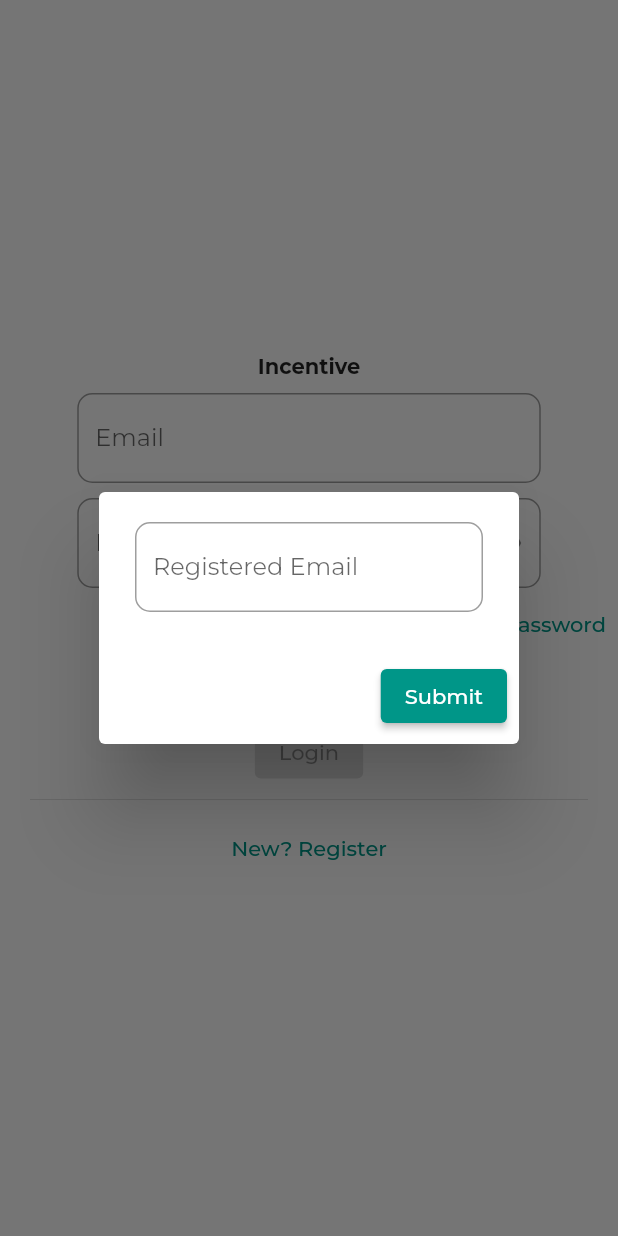
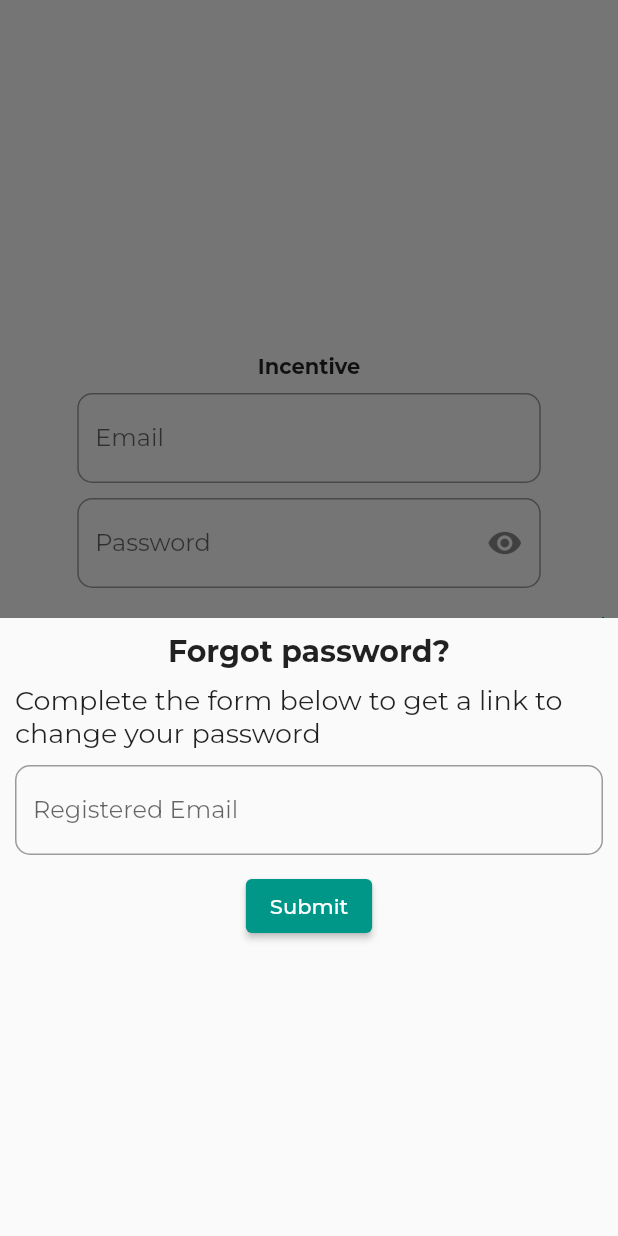
Before and after one commit to srivats22/Incentive_Flutter, a Flutter app: the screen it shows after launch, after a tap on "Forgot Password", on a phone screen of 412 x 824 dp. Run offline on Flutter 3.47's test engine with Material 2 defaults, Android fonts, the phone set to English and light mode, and no system bars; our stand-ins replace cloud_firestore, confetti, firebase_analytics, firebase_auth, firebase_core, google_fonts and 6 more; missing offline and left inert: web_browser_detect; accounts and stored records are empty.

Commit message:
Updated code base with iOS widgets

```diff
--- a/lib/common.dart
+++ b/lib/common.dart
@@ -12,7 +12,6 @@ User? currUser = fAuth.currentUser;
 final isWebMobile =
     kIsWeb && (defaultTargetPlatform == TargetPlatform.iOS || defaultTargetPlatform == TargetPlatform.android);
 
-
 // links
 String appUrl = "https://play.google.com/store/apps/details?id=com.srivats.todoincentive";
 String privacyLink =
--- a/lib/main.dart
+++ b/lib/main.dart
@@ -33,7 +33,6 @@ class MyApp extends StatelessWidget {
     return MaterialApp(
       debugShowCheckedModeBanner: false,
       title: 'Incentive',
-      themeMode: ThemeMode.system,
       theme: _appData().copyWith(
         pageTransitionsTheme: PageTransitionsTheme(
           builders: {
@@ -53,12 +52,11 @@ class MyApp extends StatelessWidget {
     return ThemeData(
       primarySwatch: Colors.teal,
       textTheme: GoogleFonts.montserratTextTheme(),
-      // appBarTheme: AppBarTheme(
-      //   elevation: 0,
-      //   backgroundColor: Colors.white,
-      //   titleTextStyle: TextStyle(color: Colors.black),
-      //   iconTheme: IconThemeData(color: Colors.black),
-      // ),
+      appBarTheme: AppBarTheme(
+        elevation: 0,
+        backgroundColor: Colors.white,
+        iconTheme: IconThemeData(color: Colors.black),
+      ),
       scaffoldBackgroundColor: Colors.white,
     );
   }
--- a/lib/screens/login/login_form.dart
+++ b/lib/screens/login/login_form.dart
@@ -66,6 +66,7 @@ class _LoginFormState extends State<LoginForm> {
                         placeholder: "Email",
                         keyboardType: TextInputType.emailAddress,
                         restorationId: 'Email',
+                        autocorrect: false,
                       ),
                     ),
                     SizedBox(height: 10,),
@@ -101,38 +102,11 @@ class _LoginFormState extends State<LoginForm> {
                       alignment: Alignment.bottomRight,
                       child: CupertinoButton(
                         onPressed: (){
-                          showDialog(
-                              context: context,
-                              builder: (context){
-                                return AlertDialog(
-                                  alignment: Alignment.center,
-                                  scrollable: true,
-                                  content: Column(
-                                    children: [
-                                      CupertinoTextField(
-                                        controller: email,
-                                        placeholder: "Email",
-                                        keyboardType: TextInputType.emailAddress,
-                                        restorationId: 'Email',
-                                        autocorrect: false,
-                                      ),
-                                    ],
-                                  ),
-                                  actions: [
-                                    CupertinoButton.filled(
-                                      onPressed: (){
-                                        fAuth.sendPasswordResetEmail(email: forgotPwdEmail!.text);
-                                        Navigator.of(context).pushReplacement(
-                                            new MaterialPageRoute(builder: (context) => ForgotPwdSuccess(
-                                                forgotPwdEmail!.text
-                                            ))
-                                        );
-                                      },
-                                      child: Text("Submit"),
-                                    ),
-                                  ],
-                                );
-                              }
+                          showModalBottomSheet(
+                            context: context,
+                            builder: (context){
+                              return _bottomSheet();
+                            }
                           );
                         },
                         child: Text("Forgot Password"),
@@ -267,44 +241,10 @@ class _LoginFormState extends State<LoginForm> {
                     alignment: Alignment.bottomRight,
                     child: TextButton(
                       onPressed: (){
-                        showDialog(
+                        showModalBottomSheet(
                           context: context,
                           builder: (context){
-                            return AlertDialog(
-                              scrollable: true,
-                              content: Column(
-                                children: [
-                                  TextFormField(
-                                    controller: forgotPwdEmail,
-                                    decoration: InputDecoration(
-                                      labelText: 'Registered Email',
-                                      border: OutlineInputBorder(
-                                        borderRadius: BorderRadius.circular(10),
-                                      ),
-                                    ),
-                                    validator: (input){
-                                      if(input!.isEmpty){
-                                        return 'Email is required';
-                                      }
-                                      return null;
-                                    },
-                                  ),
-                                ],
-                              ),
-                              actions: [
-                                ElevatedButton(
-                                  onPressed: (){
-                                    fAuth.sendPasswordResetEmail(email: forgotPwdEmail!.text);
-                                    Navigator.of(context).pushReplacement(
-                                      new MaterialPageRoute(builder: (context) => ForgotPwdSuccess(
-                                        forgotPwdEmail!.text
-                                      ))
-                                    );
-                                  },
-                                  child: Text("Submit")
-                                )
-                              ],
-                            );
+                            return _bottomSheet();
                           }
                         );
                       },
@@ -346,6 +286,84 @@ class _LoginFormState extends State<LoginForm> {
     );
   }
 
+  Widget _bottomSheet(){
+    return Container(
+      height: MediaQuery.of(context).size.height * .50,
+      child: SingleChildScrollView(
+        padding: EdgeInsets.all(10),
+        child: Column(
+          children: [
+            Text("Forgot password?",
+            style: TextStyle(fontWeight: FontWeight.bold, fontSize: 20),),
+            SizedBox(height: 10,),
+            Text("Complete the form below to get a link to change your password",
+            style: TextStyle(fontSize: 18),),
+            SizedBox(height: 10,),
+            Visibility(
+              visible: UniversalPlatform.isIOS,
+              child: CupertinoTextField(
+                controller: forgotPwdEmail,
+                placeholder: "Email",
+                keyboardType: TextInputType.emailAddress,
+                restorationId: 'Email',
+                autocorrect: false,
+              ),
+            ),
+            Visibility(
+              visible: !UniversalPlatform.isIOS,
+              child: TextFormField(
+                controller: forgotPwdEmail,
+                decoration: InputDecoration(
+                  labelText: 'Registered Email',
+                  border: OutlineInputBorder(
+                    borderRadius: BorderRadius.circular(10),
+                  ),
+                ),
+                validator: (input){
+                  if(input!.isEmpty){
+                    return 'Email is required';
+                  }
+                  return null;
+                },
+              ),
+            ),
+            SizedBox(height: 10,),
+            Visibility(
+              visible: UniversalPlatform.isIOS,
+              child: CupertinoButton.filled(
+                  onPressed: (){
+                    fAuth.sendPasswordResetEmail(email: forgotPwdEmail!.text)
+                    .whenComplete(() => {
+                      Navigator.of(context).pushReplacement(
+                      new MaterialPageRoute(builder: (context) => ForgotPwdSuccess(
+                      forgotPwdEmail!.text
+                      ))
+                      ),
+                    });
+                  },
+                  child: Text("Submit")
+              ),
+            ),
+            Visibility(
+              visible: !UniversalPlatform.isIOS,
+              child: ElevatedButton(
+                  onPressed: (){
+                    fAuth.sendPasswordResetEmail(email: forgotPwdEmail!.text);
+                    Navigator.of(context).pushReplacement(
+                        new MaterialPageRoute(builder: (context) => ForgotPwdSuccess(
+                            forgotPwdEmail!.text
+                        ))
+                    );
+                  },
+                  child: Text("Submit")
+              ),
+            ),
+          ],
+        ),
+      ),
+    );
+  }
+
   void loginFunction() async{
     if(loginKey.currentState!.validate()){
       loginKey.currentState!.save();
--- a/lib/screens/planned/planned.dart
+++ b/lib/screens/planned/planned.dart
@@ -110,7 +110,7 @@ class _PlannedState extends State<Planned> {
         context: context,
         builder: (context){
           return Container(
-            height: MediaQuery.of(context).size.height * .50,
+            height: MediaQuery.of(context).size.height * .30,
             child: ListView(
               padding: EdgeInsets.all(20),
               shrinkWrap: true,
@@ -121,7 +121,7 @@ class _PlannedState extends State<Planned> {
                     onPressed: (){
                       Navigator.of(context).pop();
                       Navigator.of(context)
-                          .pushReplacement(
+                          .push(
                           new MaterialPageRoute(
                               builder: (context) =>
                                   ConvertPlannedTask(
--- a/lib/widgets/task_card.dart
+++ b/lib/widgets/task_card.dart
@@ -110,7 +110,7 @@ class _TaskCardState extends State<TaskCard> {
         context: context,
         builder: (context){
           return Container(
-            height: MediaQuery.of(context).size.height * .50,
+            height: MediaQuery.of(context).size.height * .30,
             child: ListView(
               padding: EdgeInsets.all(20),
               shrinkWrap: true,
```
Also changed, not shown: lib/forms/add_planned_task.dart (+32 -7 lines), lib/forms/convert_planned_task.dart (+55 -11 lines), lib/screens/account/account.dart (+125 -43 lines).
